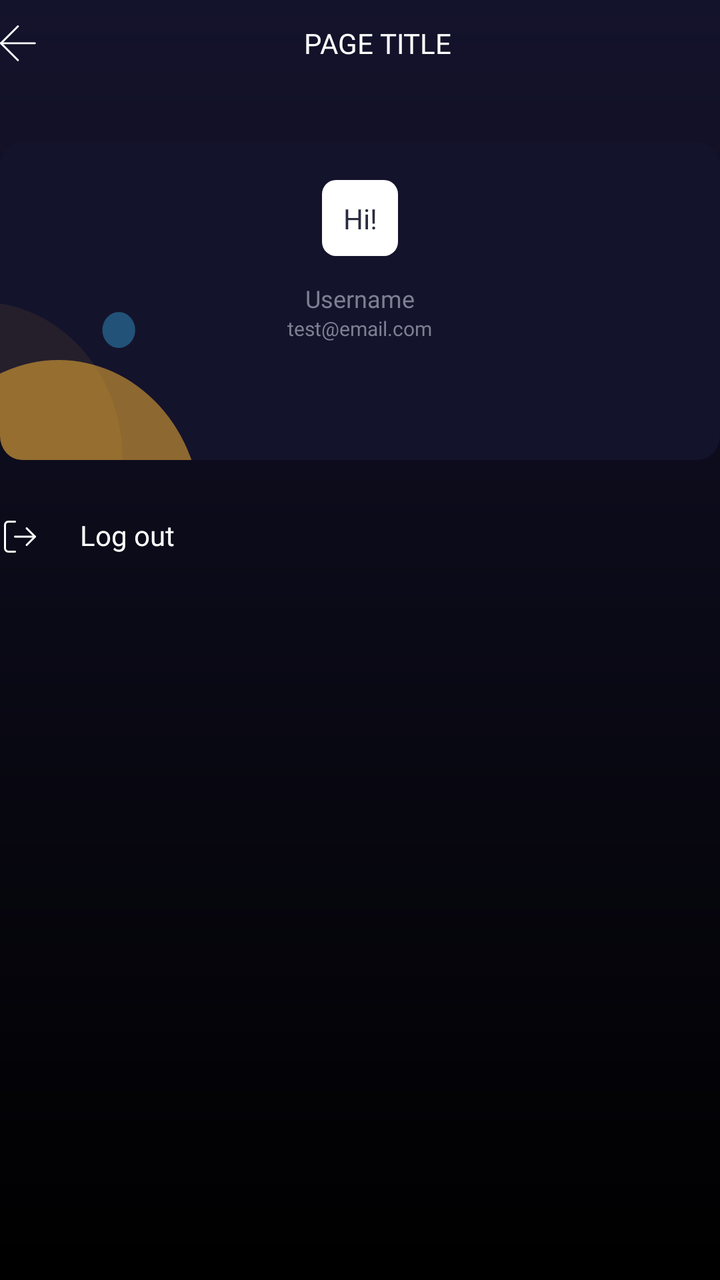
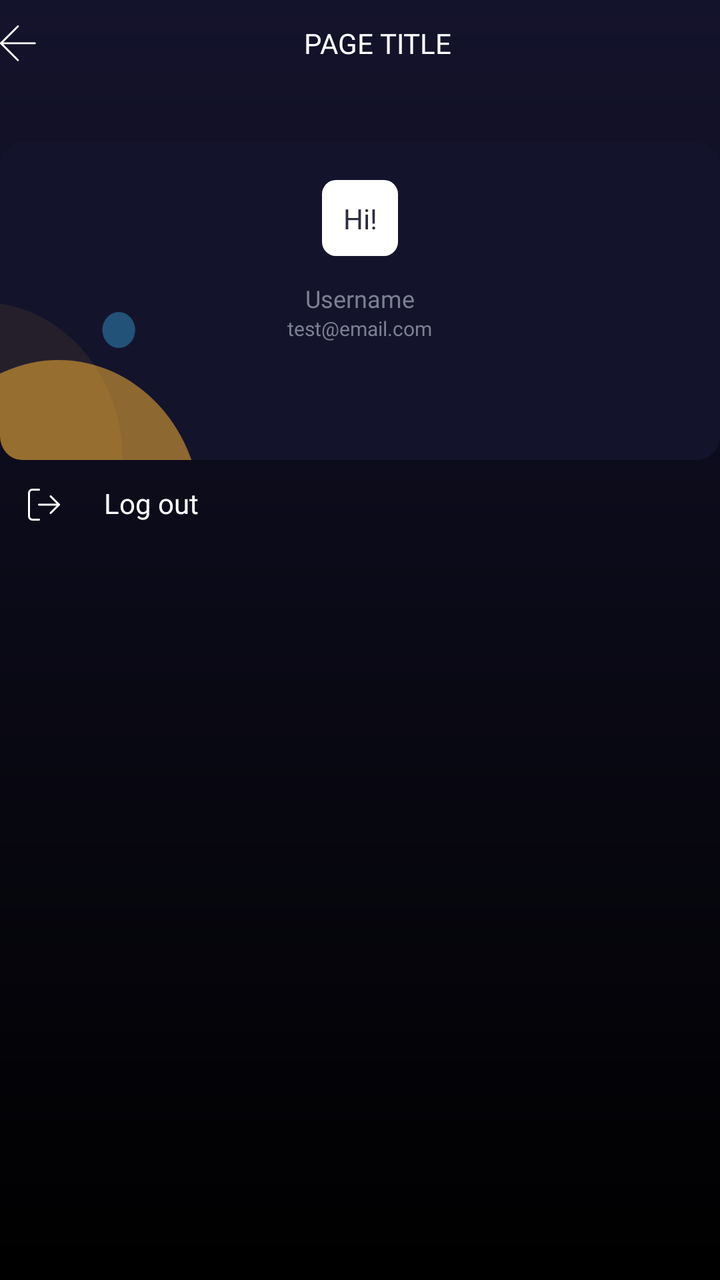

The first picture is an Android layout as it rendered before a commit; the second is the same layout after the commit. The layout source and the unified diff follow.
<!-- AndroidManifest.xml: application theme Theme.Thellex -->
<!-- res/layout/activity_profile.xml -->
<?xml version="1.0" encoding="utf-8"?>
<androidx.constraintlayout.widget.ConstraintLayout xmlns:android="http://schemas.android.com/apk/res/android"
        xmlns:tools="http://schemas.android.com/tools"
        xmlns:app="http://schemas.android.com/apk/res-auto"
        android:id="@+id/profileMain"
        android:layout_width="match_parent"
        android:background="@drawable/general_gradient_background"
        android:layout_height="match_parent"
        tools:context=".features.profile.ProfileActivity">
        
    <include
            android:id="@+id/profile_include_top_app_bar"
            layout="@layout/top_app_bar"
            app:layout_constraintTop_toTopOf="parent"
            app:layout_constraintStart_toStartOf="parent"
            app:layout_constraintEnd_toEndOf="parent" />

    <androidx.constraintlayout.widget.ConstraintLayout
            android:layout_width="match_parent"
            android:background="@drawable/img_profile_info_bg"
            android:layout_height="159dp"
            android:layout_marginTop="@dimen/dp_28"
            android:padding="19dp"
            app:layout_constraintTop_toBottomOf="@+id/profile_include_top_app_bar"
            android:id="@+id/constraintLayout3">

        <androidx.constraintlayout.widget.ConstraintLayout
                android:layout_width="38dp"
                android:layout_height="38dp"
                app:layout_constraintTop_toTopOf="parent"
                android:background="@drawable/rounded_border_white"
                app:layout_constraintEnd_toEndOf="parent"
                app:layout_constraintStart_toStartOf="parent"
                android:id="@+id/constraintLayout2">

            <TextView
                    android:text="Hi!"
                    android:fontFamily="@font/kumbhsans_medium"
                    android:textSize="14dp"
                    android:textColor="@color/darkBlue"
                    android:layout_width="wrap_content"
                    android:layout_height="wrap_content"
                    app:layout_constraintTop_toTopOf="parent"
                    app:layout_constraintEnd_toEndOf="parent"
                    app:layout_constraintStart_toStartOf="parent"
                    app:layout_constraintBottom_toBottomOf="parent" />
        </androidx.constraintlayout.widget.ConstraintLayout>

        <LinearLayout
                android:layout_width="match_parent"
                android:layout_height="wrap_content"
                android:orientation="vertical"
                android:layout_marginTop="13dp"
                android:gravity="center_horizontal"
                app:layout_constraintTop_toBottomOf="@+id/constraintLayout2"
                tools:layout_editor_absoluteX="19dp"
                android:id="@+id/linearLayout3">

            <TextView
                    android:id="@+id/user_real_name"
                    android:textColor="@color/steelBlueGrey"
                    android:fontFamily="@font/kumbhsans_bold"
                    android:textSize="12dp"
                    android:text="Username"
                    android:layout_width="wrap_content"
                    android:layout_height="wrap_content" />

            <TextView
                    android:id="@+id/user_email"
                    android:fontFamily="@font/kumbhsans_regular"
                    android:textSize="10sp"
                    android:textColor="@color/steelBlueGrey"
                    android:text="test@email.com"
                    android:layout_width="wrap_content"
                    android:layout_height="wrap_content" />
        </LinearLayout>
    </androidx.constraintlayout.widget.ConstraintLayout>

    <androidx.constraintlayout.widget.ConstraintLayout
            android:layout_width="match_parent"
            android:layout_height="wrap_content"
            android:layout_marginTop="28dp"
            app:layout_constraintTop_toBottomOf="@+id/constraintLayout3"
            tools:layout_editor_absoluteX="19dp">
            <LinearLayout
                    android:id="@+id/logout"
                    android:layout_width="match_parent"
                    android:layout_height="wrap_content"
                    app:layout_constraintStart_toStartOf="parent"
                    android:clickable="true"
                    android:focusable="true"
                    app:layout_constraintTop_toTopOf="parent"
                    app:layout_constraintEnd_toEndOf="parent">

                <TextView
                        android:layout_width="wrap_content"
                        android:layout_height="wrap_content"
                        android:text="@string/log_out"
                        android:fontFamily="@font/kumbhsans_regular"
                        android:textColor="@color/white"
                        android:drawableStart="@drawable/icon_exit"
                        android:drawablePadding="20dp"
                        app:layout_constraintTop_toTopOf="parent"
                        app:layout_constraintStart_toStartOf="parent"
                        app:layout_constraintEnd_toEndOf="parent" />
            </LinearLayout>
    </androidx.constraintlayout.widget.ConstraintLayout>


</androidx.constraintlayout.widget.ConstraintLayout>
<!-- res/layout/top_app_bar.xml (included above) -->
<androidx.constraintlayout.widget.ConstraintLayout
        xmlns:android="http://schemas.android.com/apk/res/android"
        xmlns:app="http://schemas.android.com/apk/res-auto"
        android:id="@+id/top_app_bar"
        android:layout_width="match_parent"
        android:layout_height="wrap_content"
        android:paddingVertical="12dp">

    
    <ImageView
            android:id="@+id/button_back"
            android:layout_width="18dp"
            android:layout_height="18dp"
            android:src="@drawable/icon_back"
            android:contentDescription="Back"
            app:layout_constraintStart_toStartOf="parent"
            app:layout_constraintTop_toTopOf="parent"
            app:layout_constraintBottom_toBottomOf="parent" />

    
    <TextView
            android:id="@+id/text_title"
            android:layout_width="wrap_content"
            android:layout_height="wrap_content"
            android:text="PAGE TITLE"
            android:textColor="@color/white"
            android:textSize="14sp"
            android:fontFamily="@font/kumbhsans_bold"
            android:ellipsize="end"
            android:maxLines="1"
            app:layout_constraintTop_toTopOf="parent"
            app:layout_constraintBottom_toBottomOf="parent"
            app:layout_constraintStart_toEndOf="@id/button_back"
            app:layout_constraintEnd_toEndOf="parent"
            app:layout_constraintHorizontal_bias="0.5" />
</androidx.constraintlayout.widget.ConstraintLayout>
<!-- resources referenced by this layout -->
<resources>
  <color name="darkBlue">#2B2B3F</color>
  <color name="steelBlueGrey">#7D8093</color>
  <color name="white">#FFFFFFFF</color>
  <dimen name="dp_28">28dp</dimen>
  <!-- drawable general_gradient_background (drawable) -->
  <?xml version="1.0" encoding="utf-8"?>
  <shape xmlns:android="http://schemas.android.com/apk/res/android"
          android:shape="rectangle">
  
      <gradient
              android:angle="270"
              android:startColor="#14132C"
              android:endColor="#000000"
              android:type="linear" />
  </shape>
  <!-- drawable icon_back (drawable) -->
  <vector xmlns:android="http://schemas.android.com/apk/res/android" android:height="24dp" android:viewportHeight="187" android:viewportWidth="187" android:width="24dp">
        
      <path android:fillColor="#00000000" android:pathData="M93.08,181.17L5,93.08L93.08,5" android:strokeColor="#ffffff" android:strokeLineCap="round" android:strokeLineJoin="round" android:strokeWidth="10"/>
        
      <path android:fillColor="#00000000" android:pathData="M181.17,93.08H5" android:strokeColor="#ffffff" android:strokeLineCap="round" android:strokeLineJoin="round" android:strokeWidth="10"/>
      
  </vector>
  <!-- drawable icon_exit (drawable) -->
  <vector xmlns:android="http://schemas.android.com/apk/res/android"
      android:width="20dp"
      android:height="21dp"
      android:viewportWidth="20"
      android:viewportHeight="21">
    <path
        android:strokeWidth="1"
        android:pathData="M7.5,17.816H4.167C3.725,17.816 3.301,17.641 2.988,17.328C2.676,17.016 2.5,16.592 2.5,16.15V4.483C2.5,4.041 2.676,3.617 2.988,3.305C3.301,2.992 3.725,2.816 4.167,2.816H7.5"
        android:strokeLineJoin="round"
        android:fillColor="#00000000"
        android:strokeColor="#ffffff"
        android:strokeLineCap="round"/>
    <path
        android:strokeWidth="1"
        android:pathData="M13.334,14.484L17.501,10.317L13.334,6.15"
        android:strokeLineJoin="round"
        android:fillColor="#00000000"
        android:strokeColor="#ffffff"
        android:strokeLineCap="round"/>
    <path
        android:strokeWidth="1"
        android:pathData="M17.5,10.316H7.5"
        android:strokeLineJoin="round"
        android:fillColor="#00000000"
        android:strokeColor="#ffffff"
        android:strokeLineCap="round"/>
  </vector>
  <!-- drawable img_profile_info_bg (drawable) -->
  <vector xmlns:android="http://schemas.android.com/apk/res/android"
      android:width="394dp"
      android:height="159dp"
      android:viewportWidth="394"
      android:viewportHeight="159">
    <group>
      <clip-path
          android:pathData="M12,0L382,0A12,12 0,0 1,394 12L394,147A12,12 0,0 1,382 159L12,159A12,12 0,0 1,0 147L0,12A12,12 0,0 1,12 0z"/>
      <path
          android:pathData="M12,0L382,0A12,12 0,0 1,394 12L394,147A12,12 0,0 1,382 159L12,159A12,12 0,0 1,0 147L0,12A12,12 0,0 1,12 0z"
          android:fillColor="#14132C"/>
      <path
          android:pathData="M65,94m-9,0a9,9 0,1 1,18 0a9,9 0,1 1,-18 0"
          android:strokeAlpha="0.42"
          android:fillColor="#36A9E1"
          android:fillAlpha="0.42"/>
      <path
          android:pathData="M32,187m-78,0a78,78 0,1 1,156 0a78,78 0,1 1,-156 0"
          android:strokeAlpha="0.53"
          android:fillColor="#F9B333"
          android:fillAlpha="0.53"/>
      <path
          android:pathData="M-11,158m-78,0a78,78 0,1 1,156 0a78,78 0,1 1,-156 0"
          android:strokeAlpha="0.53"
          android:fillColor="#F9B333"
          android:fillAlpha="0.0742"/>
    </group>
  </vector>
  <!-- drawable rounded_border_white (drawable) -->
  <shape xmlns:android="http://schemas.android.com/apk/res/android">
      <solid android:color="@color/white" />
      <corners android:radius="7dp" />
  </shape>
  <string name="log_out">Log out</string>
  <style name="Theme.Thellex" parent="Base.Theme.Thellex" />
  <style name="Base.Theme.Thellex" parent="Theme.Material3.DayNight.NoActionBar">
          
          
      </style>
</resources>

<!-- the commit's change to res/layout/activity_profile.xml (unified diff, before → after) -->
@@ -1,5 +1,6 @@
 <?xml version="1.0" encoding="utf-8"?>
-<androidx.constraintlayout.widget.ConstraintLayout xmlns:android="http://schemas.android.com/apk/res/android"
+<androidx.constraintlayout.widget.ConstraintLayout
+        xmlns:android="http://schemas.android.com/apk/res/android"
         xmlns:tools="http://schemas.android.com/tools"
         xmlns:app="http://schemas.android.com/apk/res-auto"
         android:id="@+id/profileMain"
@@ -7,7 +8,8 @@
         android:background="@drawable/general_gradient_background"
         android:layout_height="match_parent"
         tools:context=".features.profile.ProfileActivity">
-        
+
+    
     <include
             android:id="@+id/profile_include_top_app_bar"
             layout="@layout/top_app_bar"
@@ -15,97 +17,143 @@
             app:layout_constraintStart_toStartOf="parent"
             app:layout_constraintEnd_toEndOf="parent" />
 
+    
     <androidx.constraintlayout.widget.ConstraintLayout
+            android:id="@+id/profileInfoWrapper"
             android:layout_width="match_parent"
-            android:background="@drawable/img_profile_info_bg"
             android:layout_height="159dp"
             android:layout_marginTop="@dimen/dp_28"
             android:padding="19dp"
-            app:layout_constraintTop_toBottomOf="@+id/profile_include_top_app_bar"
-            android:id="@+id/constraintLayout3">
+            android:background="@drawable/img_profile_info_bg"
+            app:layout_constraintTop_toBottomOf="@id/profile_include_top_app_bar">
 
         <androidx.constraintlayout.widget.ConstraintLayout
+                android:id="@+id/profileAvatarWrapper"
                 android:layout_width="38dp"
                 android:layout_height="38dp"
+                android:background="@drawable/rounded_border_white"
                 app:layout_constraintTop_toTopOf="parent"
-                android:background="@drawable/rounded_border_white"
                 app:layout_constraintEnd_toEndOf="parent"
-                app:layout_constraintStart_toStartOf="parent"
-                android:id="@+id/constraintLayout2">
+                app:layout_constraintStart_toStartOf="parent">
 
             <TextView
-                    android:text="Hi!"
-                    android:fontFamily="@font/kumbhsans_medium"
-                    android:textSize="14dp"
-                    android:textColor="@color/darkBlue"
+                    android:id="@+id/profileAvatarText"
                     android:layout_width="wrap_content"
                     android:layout_height="wrap_content"
+                    android:text="Hi!"
+                    android:textColor="@color/darkBlue"
+                    android:textSize="14dp"
+                    android:fontFamily="@font/kumbhsans_medium"
                     app:layout_constraintTop_toTopOf="parent"
-                    app:layout_constraintEnd_toEndOf="parent"
+                    app:layout_constraintBottom_toBottomOf="parent"
                     app:layout_constraintStart_toStartOf="parent"
-                    app:layout_constraintBottom_toBottomOf="parent" />
+                    app:layout_constraintEnd_toEndOf="parent"/>
         </androidx.constraintlayout.widget.ConstraintLayout>
 
         <LinearLayout
+                android:id="@+id/profileNameEmailWrapper"
                 android:layout_width="match_parent"
                 android:layout_height="wrap_content"
                 android:orientation="vertical"
+                android:gravity="center_horizontal"
                 android:layout_marginTop="13dp"
-                android:gravity="center_horizontal"
-                app:layout_constraintTop_toBottomOf="@+id/constraintLayout2"
-                tools:layout_editor_absoluteX="19dp"
-                android:id="@+id/linearLayout3">
+                app:layout_constraintTop_toBottomOf="@id/profileAvatarWrapper">
 
             <TextView
                     android:id="@+id/user_real_name"
+                    android:layout_width="wrap_content"
+                    android:layout_height="wrap_content"
+                    android:text="Username"
+                    android:textSize="12dp"
                     android:textColor="@color/steelBlueGrey"
-                    android:fontFamily="@font/kumbhsans_bold"
-                    android:textSize="12dp"
-                    android:text="Username"
-                    android:layout_width="wrap_content"
-                    android:layout_height="wrap_content" />
+                    android:fontFamily="@font/kumbhsans_bold"/>
 
             <TextView
                     android:id="@+id/user_email"
-                    android:fontFamily="@font/kumbhsans_regular"
+                    android:layout_width="wrap_content"
+                    android:layout_height="wrap_content"
+                    android:text="test@email.com"
                     android:textSize="10sp"
                     android:textColor="@color/steelBlueGrey"
-                    android:text="test@email.com"
-                    android:layout_width="wrap_content"
-                    android:layout_height="wrap_content" />
+                    android:fontFamily="@font/kumbhsans_regular"/>
         </LinearLayout>
     </androidx.constraintlayout.widget.ConstraintLayout>
 
-    <androidx.constraintlayout.widget.ConstraintLayout
+    
+    <LinearLayout
+            android:id="@+id/actionsWrapper"
+            android:orientation="vertical"
             android:layout_width="match_parent"
             android:layout_height="wrap_content"
-            android:layout_marginTop="28dp"
-            app:layout_constraintTop_toBottomOf="@+id/constraintLayout3"
-            tools:layout_editor_absoluteX="19dp">
-            <LinearLayout
-                    android:id="@+id/logout"
-                    android:layout_width="match_parent"
+            app:layout_constraintTop_toBottomOf="@id/profileInfoWrapper">
+
+        
+        <LinearLayout
+                android:id="@+id/logoutWrapper"
+                android:layout_width="match_parent"
+                android:layout_height="wrap_content"
+                android:clickable="true"
+                android:focusable="true"
+                android:orientation="horizontal"
+                android:padding="12dp">
+
+            <TextView
+                    android:id="@+id/logoutText"
+                    android:layout_width="wrap_content"
                     android:layout_height="wrap_content"
-                    app:layout_constraintStart_toStartOf="parent"
-                    android:clickable="true"
-                    android:focusable="true"
-                    app:layout_constraintTop_toTopOf="parent"
-                    app:layout_constraintEnd_toEndOf="parent">
+                    android:text="@string/log_out"
+                    android:textColor="@color/white"
+                    android:drawableStart="@drawable/icon_exit"
+                    android:drawablePadding="20dp"
+                    android:fontFamily="@font/kumbhsans_regular"/>
+        </LinearLayout>
 
-                <TextView
-                        android:layout_width="wrap_content"
-                        android:layout_height="wrap_content"
-                        android:text="@string/log_out"
-                        android:fontFamily="@font/kumbhsans_regular"
-                        android:textColor="@color/white"
-                        android:drawableStart="@drawable/icon_exit"
-                        android:drawablePadding="20dp"
-                        app:layout_constraintTop_toTopOf="parent"
-                        app:layout_constraintStart_toStartOf="parent"
-                        app:layout_constraintEnd_toEndOf="parent" />
-            </LinearLayout>
-    </androidx.constraintlayout.widget.ConstraintLayout>
+        
+        <LinearLayout
+                android:id="@+id/allTransactionsWrapper"
+                android:layout_width="match_parent"
+                android:layout_height="wrap_content"
+                android:visibility="gone"
+                android:clickable="true"
+                android:focusable="true"
+                android:orientation="horizontal"
+                android:padding="12dp"
+                android:background="?attr/selectableItemBackground">
 
+            <TextView
+                    android:id="@+id/allTransactionsText"
+                    android:layout_width="wrap_content"
+                    android:layout_height="wrap_content"
+                    android:text="All Transactions"
+                    android:textColor="@color/white"
+                    android:drawableStart="@drawable/icon_exit"
+                    android:drawablePadding="20dp"
+                    android:fontFamily="@font/kumbhsans_regular"/>
+        </LinearLayout>
+
+        
+        <LinearLayout
+                android:id="@+id/allRevenueWrapper"
+                android:layout_width="match_parent"
+                android:visibility="gone"
+                android:layout_height="wrap_content"
+                android:clickable="true"
+                android:focusable="true"
+                android:orientation="horizontal"
+                android:padding="12dp"
+                android:background="?attr/selectableItemBackground">
+
+            <TextView
+                    android:id="@+id/allRevenueText"
+                    android:layout_width="wrap_content"
+                    android:layout_height="wrap_content"
+                    android:text="@string/revenue"
+                    android:textColor="@color/white"
+                    android:drawableStart="@drawable/icon_exit"
+                    android:drawablePadding="20dp"
+                    android:fontFamily="@font/kumbhsans_regular"/>
+        </LinearLayout>
+    </LinearLayout>
 
 </androidx.constraintlayout.widget.ConstraintLayout>
 <!-- res/layout/top_app_bar.xml (included above) -->
@@ -135,6 +183,7 @@
             android:layout_height="wrap_content"
             android:text="PAGE TITLE"
             android:textColor="@color/white"
+            android:textAllCaps="true"
             android:textSize="14sp"
             android:fontFamily="@font/kumbhsans_bold"
             android:ellipsize="end"
<!-- resource entries referenced after the edit -->
@@ -86,6 +86,7 @@
       <corners android:radius="7dp" />
   </shape>
   <string name="log_out">Log out</string>
+  <string name="revenue">REVENUE</string>
   <style name="Theme.Thellex" parent="Base.Theme.Thellex" />
   <style name="Base.Theme.Thellex" parent="Theme.Material3.DayNight.NoActionBar">
           
